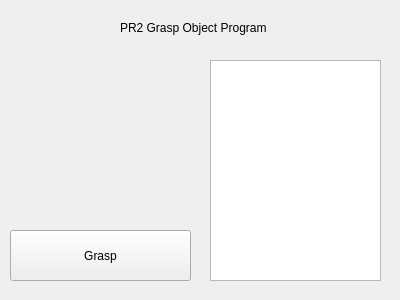
Before: the Qt Designer form rqt_pr2_hand_syntouch_sensor_interface/resource/graspobject.ui in BigMacStorm/PR2_hapticSensorResearch, drawn with Qt 5.
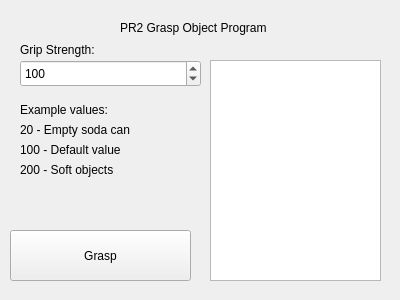
After: the same form once the commit is applied.

Diff of the .ui file:
```diff
--- a/rqt_pr2_hand_syntouch_sensor_interface/resource/graspobject.ui
+++ b/rqt_pr2_hand_syntouch_sensor_interface/resource/graspobject.ui
@@ -52,6 +52,87 @@
     <string/>
    </property>
   </widget>
+  <widget class="QLabel" name="label_2">
+   <property name="geometry">
+    <rect>
+     <x>20</x>
+     <y>40</y>
+     <width>101</width>
+     <height>20</height>
+    </rect>
+   </property>
+   <property name="text">
+    <string>Grip Strength:</string>
+   </property>
+  </widget>
+  <widget class="QSpinBox" name="spinBox">
+   <property name="geometry">
+    <rect>
+     <x>20</x>
+     <y>60</y>
+     <width>181</width>
+     <height>27</height>
+    </rect>
+   </property>
+   <property name="maximum">
+    <number>500</number>
+   </property>
+   <property name="value">
+    <number>100</number>
+   </property>
+  </widget>
+  <widget class="QLabel" name="label_3">
+   <property name="geometry">
+    <rect>
+     <x>20</x>
+     <y>100</y>
+     <width>181</width>
+     <height>20</height>
+    </rect>
+   </property>
+   <property name="text">
+    <string>Example values:</string>
+   </property>
+  </widget>
+  <widget class="QLabel" name="label_4">
+   <property name="geometry">
+    <rect>
+     <x>20</x>
+     <y>120</y>
+     <width>181</width>
+     <height>20</height>
+    </rect>
+   </property>
+   <property name="text">
+    <string>20 - Empty soda can</string>
+   </property>
+  </widget>
+  <widget class="QLabel" name="label_5">
+   <property name="geometry">
+    <rect>
+     <x>20</x>
+     <y>140</y>
+     <width>181</width>
+     <height>20</height>
+    </rect>
+   </property>
+   <property name="text">
+    <string>100 - Default value</string>
+   </property>
+  </widget>
+  <widget class="QLabel" name="label_6">
+   <property name="geometry">
+    <rect>
+     <x>20</x>
+     <y>160</y>
+     <width>181</width>
+     <height>20</height>
+    </rect>
+   </property>
+   <property name="text">
+    <string>200 - Soft objects</string>
+   </property>
+  </widget>
  </widget>
  <resources/>
  <connections/>
```
